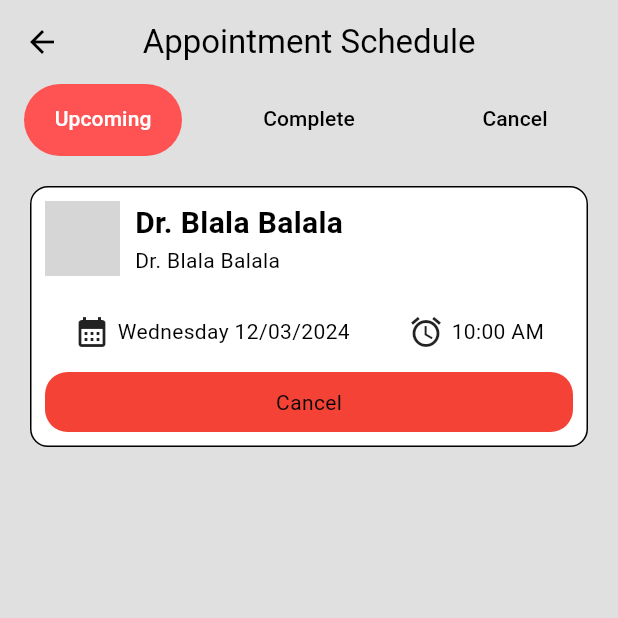
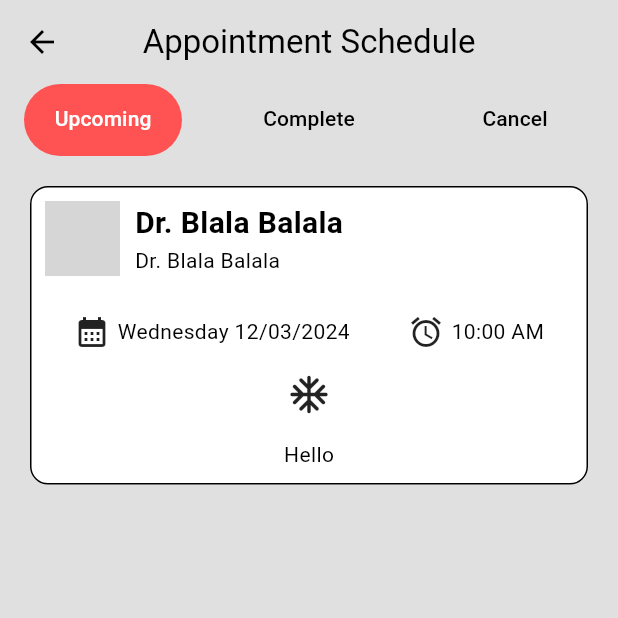
Before and after one commit to Harish007-hack/HosPlus, a Flutter app: the Appointments screen opened directly, on a phone screen of 412 x 824 dp, the top half of it. Run offline on Flutter 3.47's test engine with Material 3 defaults, Android fonts, the phone set to English and light mode, and no system bars; our stand-ins replace flutter_riverpod, google_fonts; network calls fail; grey boxes are pictures that could not be loaded.

Commit message:
last disscussion updates

```diff
--- a/lib/components/custom/rounded_button.dart
+++ b/lib/components/custom/rounded_button.dart
@@ -14,15 +14,29 @@ class RoundedButton extends StatelessWidget {
   Widget build(BuildContext context) {
     return InkWell(
       onTap: onTap,
-      child: Container(
-        padding: const EdgeInsets.all(10),
-        decoration: BoxDecoration(
-          color: btnColor,
-          borderRadius: BorderRadius.circular(15),
-        ),
-        child: Center(
-          child: Text(text),
-        ),
+      child: const Column(
+        // crossAxisAlignment: CrossAxisAlignment.start,
+        // mainAxisAlignment: MainAxisAlignment.start,
+        children: [
+          // Container(
+          //   padding: const EdgeInsets.all(10),
+          //   decoration: BoxDecoration(
+          //     color: btnColor,
+          //     borderRadius: BorderRadius.circular(15),
+          //   ),
+          //   child: Center(
+          //     child: Icon(Icons.ac_unit_sharp,size: 30,),
+          //   ),
+          // ),
+          Icon(
+            Icons.ac_unit_rounded,
+            size: 30,
+          ),
+          const SizedBox(
+            height: 15,
+          ),
+          const Text("Hello"),
+        ],
       ),
     );
   }
```
Also changed, not shown: lib/screens/homescreen.dart (+34 -33 lines).
